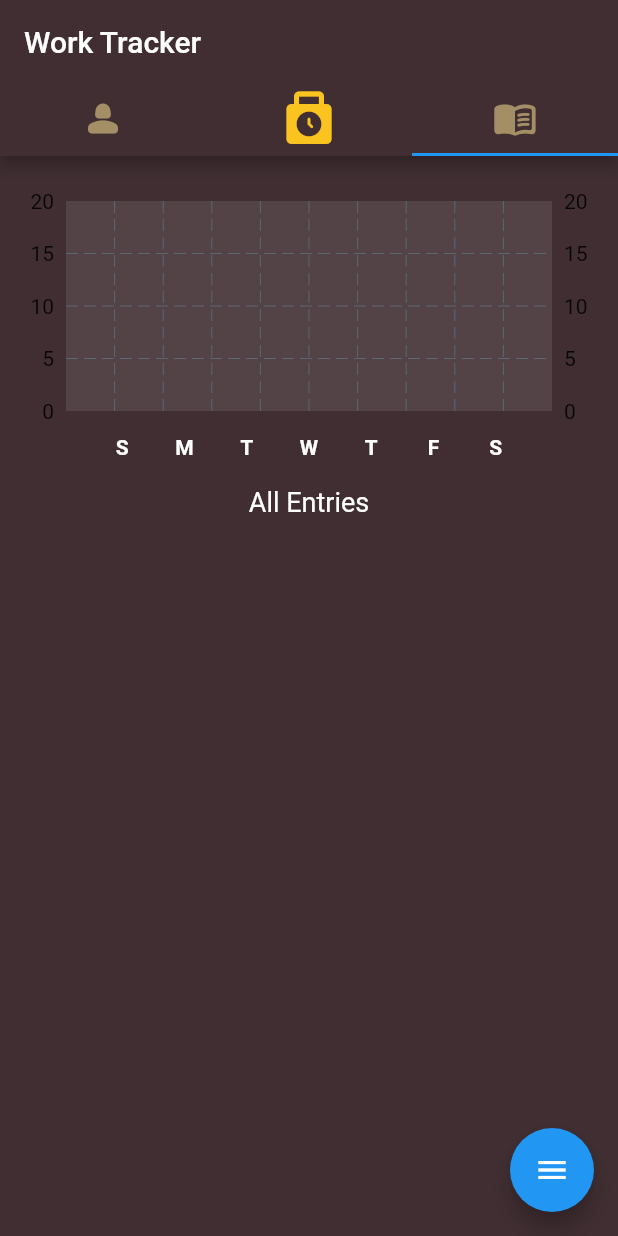
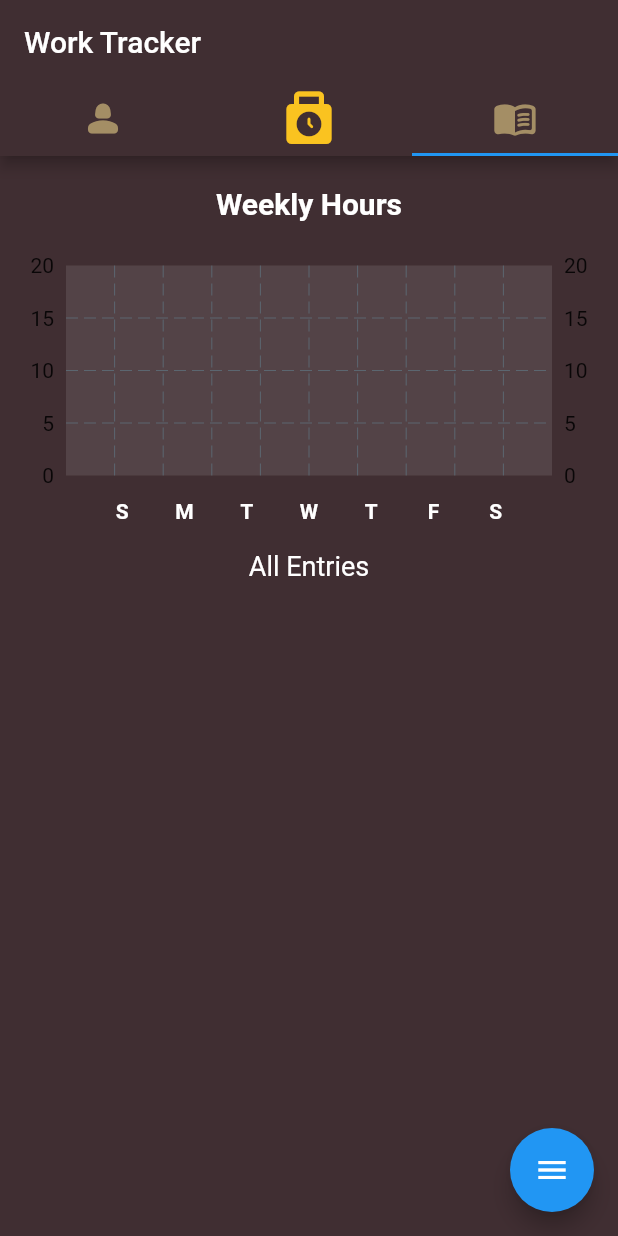
Before and after one commit to maria-gedye/Y3-timesheet-app, a Flutter app: the screen it shows once a user with an empty profile is signed in, tab 3 chosen, on a phone screen of 412 x 824 dp. Run offline on Flutter 3.47's test engine with Material 2 defaults, Android fonts, the light colour scheme and no system bars; drawn by our look-alikes of fl_chart, flutter_expandable_fab; our stand-ins replace cloud_firestore, firebase_auth, firebase_core, geocoding, geolocator; accounts and stored records are empty; network calls fail.

```diff
--- a/lib/components/work_tile.dart
+++ b/lib/components/work_tile.dart
@@ -81,7 +81,11 @@ class _WorkTileState extends State<WorkTile> {
                             'Document not found!'); // Handle case where document doesn't exist
                       }
                     }).catchError(
-                        (error) => print('Error fetching documents: $error'));
+                        (error) {
+                          print('Error fetching documents: $error');
+                          Text("deleteWork error: $error");
+                        }
+                        );
 
                     Navigator.pop(context);
                   },
--- a/lib/models/timesheet_item.dart
+++ b/lib/models/timesheet_item.dart
@@ -1,7 +1,7 @@
 import 'package:timesheet_app/models/work_item.dart';
 
 class TimesheetItem {
-  final String uniqueID;
+  final String? uniqueID;
   final List<WorkItem> workItems;
   final DateTime weekStarting;
   final double totalTime;
--- a/lib/pages/home_page.dart
+++ b/lib/pages/home_page.dart
@@ -154,7 +154,16 @@ class _HomePageState extends State<HomePage> {
                   // WOrkbook tab
                   Center(
                     child: Column(children: [
+                      SizedBox(height: 20),
                       // Bar GRAPH
+                      Text(
+                        "Weekly Hours",
+                        style: TextStyle(
+                          fontSize: 20,
+                          fontWeight: FontWeight.bold,
+                          color: Colors.white,
+                        ),
+                      ),
                       Container(
                           padding: EdgeInsets.only(top: 30),
                           height: 200,
```
Also changed, not shown: lib/components/timesheet_tile.dart (+9 -6 lines), lib/data/work_data.dart (+15 -4 lines), lib/pages/timesheet_page.dart (+8 -4 lines), lib/providers/database_provider.dart (+19 -0 lines), lib/bar graph/bar_graph.dart (line endings or trailing spaces).
